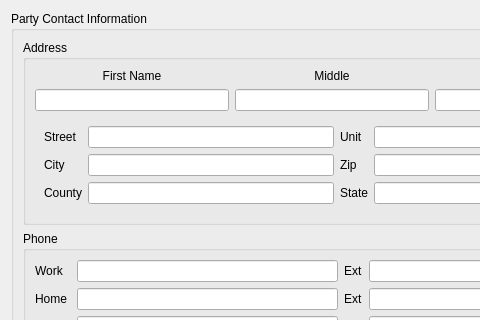
First picture: the form in drc/gui/persondetailsform.ui, repository lansdon/cpts483_drc, before the edit; both pictures show x 0 to 480 and y 0 to 320 of the 664 by 607 pixel window.
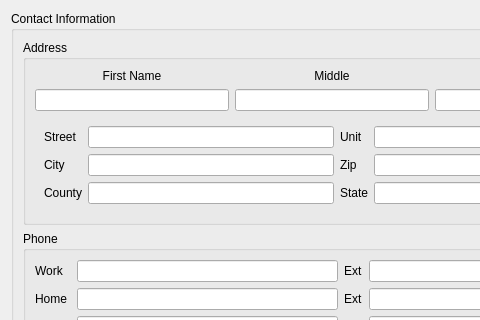
Second picture: the form after the edit.

Commit message: Bunches of organization. Added Party Model + MediationProcess model. Cleaning up menus to better reflect the real layout.

Diff of the .ui file:
```diff
--- a/drc/gui/persondetailsform.ui
+++ b/drc/gui/persondetailsform.ui
@@ -23,7 +23,7 @@
    <item row="0" column="0">
     <widget class="QGroupBox" name="groupBox">
      <property name="title">
-      <string>Party Contact Information</string>
+      <string>Contact Information</string>
      </property>
      <layout class="QVBoxLayout" name="verticalLayout">
       <item>
```
Left out of the diff: 4 changed lines with no effect on the pictures. The commit also changes 23 other files.
